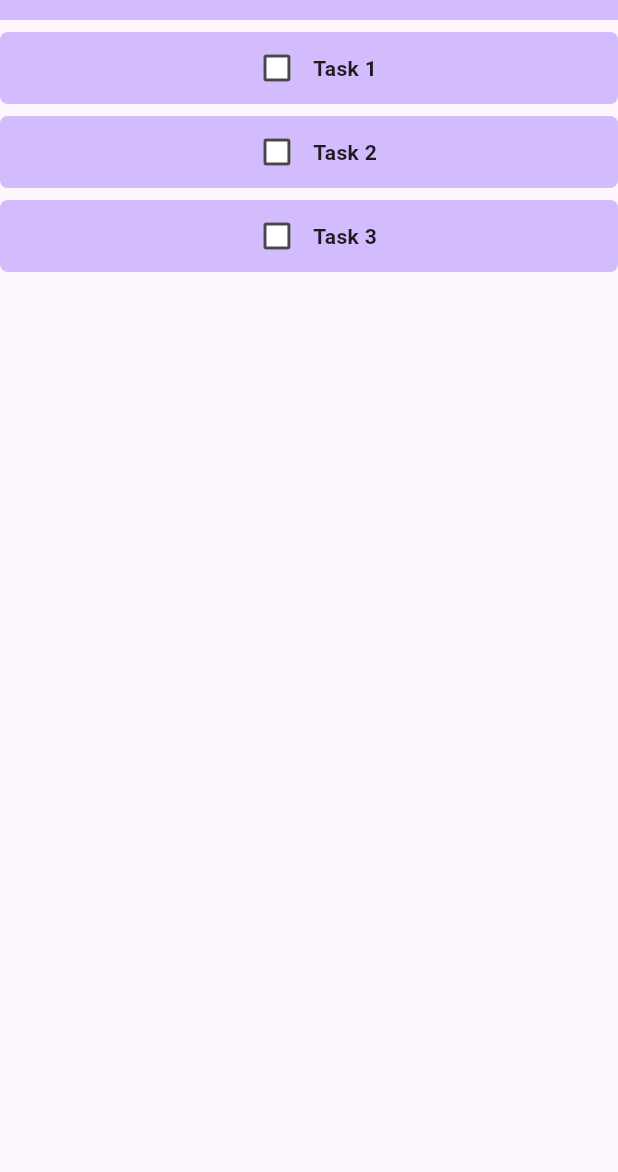
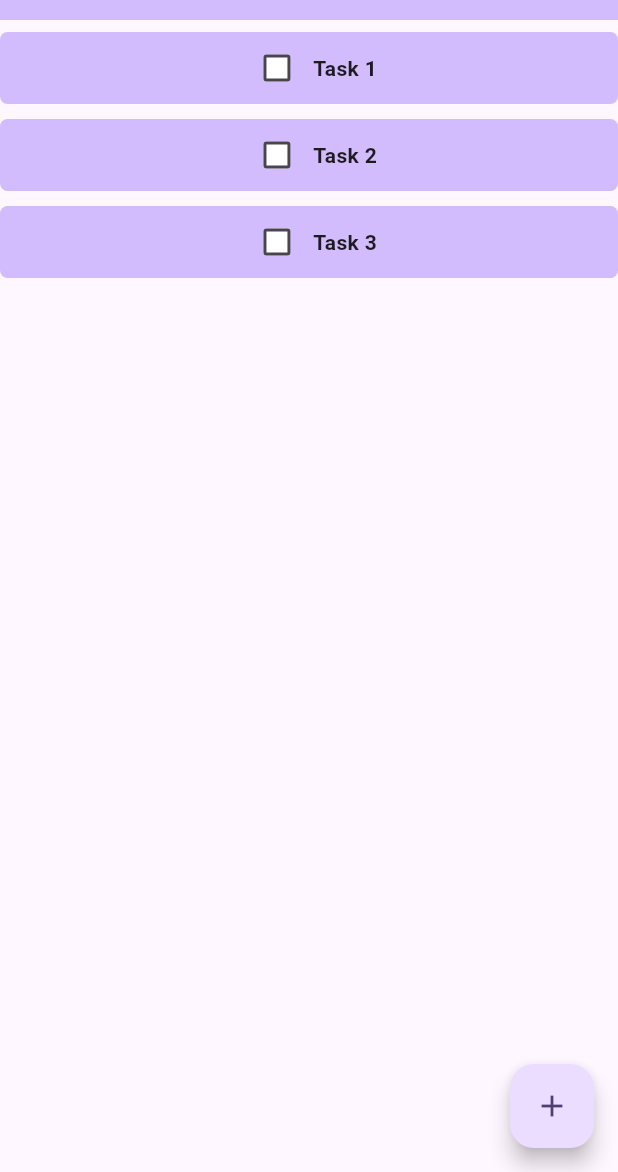
Before and after one commit to TanKhoa1709/to-do-list-app, a Flutter app: the screen it shows after launch, on a phone screen of 412 x 824 dp, the part 64-1236 px from its top. Run offline on Flutter 3.47's test engine with Material 3 defaults, Android fonts, the phone set to English and light mode, and no system bars.

Commit message:
add 'add task button'

```diff
--- a/lib/main.dart
+++ b/lib/main.dart
@@ -1,5 +1,5 @@
 import 'package:flutter/material.dart';
-import 'package:to_do_list_app/widgets/check_box_widget.dart';
+import 'package:to_do_list_app/widgets/task_row_widget.dart';
 
 void main() {
   runApp(const MyApp());
@@ -32,6 +32,14 @@ class MyHomePage extends StatefulWidget {
 }
 
 class _MyHomePageState extends State<MyHomePage> {
+  List<String> tasks = ['Task 1', 'Task 2', 'Task 3'];
+
+  void addTask() {
+    setState(() {
+      tasks.add('Empty Task');
+    });
+  }
+
   @override
   Widget build(BuildContext context) {
     return Scaffold(
@@ -43,58 +51,14 @@ class _MyHomePageState extends State<MyHomePage> {
         ),
       ),
       body: Center(
-          child: Column(
-            children: [
-              Container(
-                margin: const EdgeInsets.fromLTRB(0, 8, 0, 8),
-                decoration: BoxDecoration(
-                    borderRadius: BorderRadius.circular(5),
-                    color: Theme.of(context).colorScheme.inversePrimary),
-                child: const Row(
-                  mainAxisAlignment: MainAxisAlignment.center,
-                  children: [
-                    MyCheckbox(),
-                    Text(
-                      'Task 1',
-                      style: TextStyle(fontWeight: FontWeight.bold),
-                    ),
-                  ],
+        child: ListView(
+          children: tasks.map((task) => TaskRow(taskName: task)).toList(),
         ),
       ),
-              Container(
-                margin: const EdgeInsets.fromLTRB(0, 0, 0, 8),
-                decoration: BoxDecoration(
-                    borderRadius: BorderRadius.circular(5),
-                    color: Theme.of(context).colorScheme.inversePrimary),
-                child: const Row(
-                  mainAxisAlignment: MainAxisAlignment.center,
-                  children: [
-                    MyCheckbox(),
-                    Text(
-                      'Task 2',
-                      style: TextStyle(fontWeight: FontWeight.bold),
+      floatingActionButton: FloatingActionButton(
+        onPressed: addTask,
+        child: const Icon(Icons.add),
       ),
-                  ],
-                ),
-              ),
-              Container(
-                margin: const EdgeInsets.fromLTRB(0, 0, 0, 8),
-                decoration: BoxDecoration(
-                    borderRadius: BorderRadius.circular(5),
-                    color: Theme.of(context).colorScheme.inversePrimary),
-                child: const Row(
-                  mainAxisAlignment: MainAxisAlignment.center,
-                  children: [
-                    MyCheckbox(),
-                    Text(
-                      'Task 3',
-                      style: TextStyle(fontWeight: FontWeight.bold),
-                    ),
-                  ],
-                ),
-              ),
-            ],
-          ),
-        ));
+    );
   }
 }
--- /dev/null
+++ b/lib/widgets/task_row_widget.dart
@@ -0,0 +1,34 @@
+import 'package:flutter/material.dart';
+
+import 'check_box_widget.dart';
+
+class TaskRow extends StatefulWidget {
+  const TaskRow({super.key, required this.taskName});
+
+  final String taskName;
+
+  @override
+  State<TaskRow> createState() => _TaskRowState();
+}
+
+class _TaskRowState extends State<TaskRow> {
+  @override
+  Widget build(BuildContext context) {
+    return Container(
+      margin: const EdgeInsets.fromLTRB(0, 8, 0, 2),
+      decoration: BoxDecoration(
+          borderRadius: BorderRadius.circular(5),
+          color: Theme.of(context).colorScheme.inversePrimary),
+      child: Row(
+        mainAxisAlignment: MainAxisAlignment.center,
+        children: [
+          const MyCheckbox(),
+          Text(
+            widget.taskName,
+            style: const TextStyle(fontWeight: FontWeight.bold),
+          ),
+        ],
+      ),
+    );
+  }
+}
```
Lines whose indentation alone changed are shown as unchanged.
